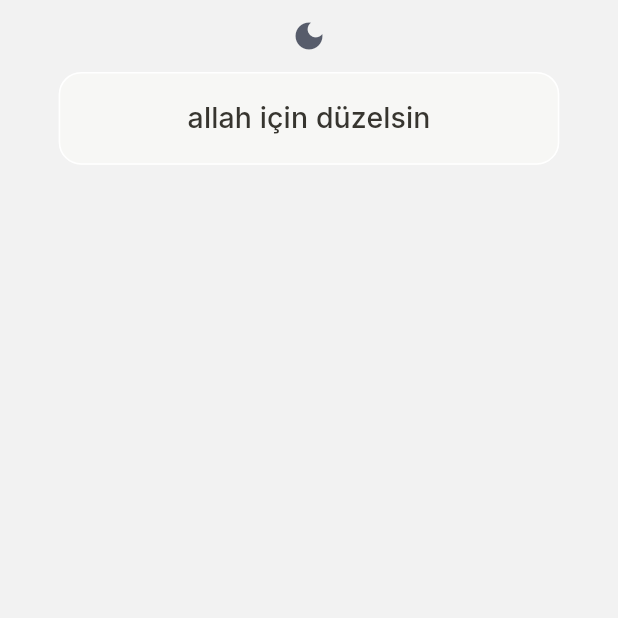
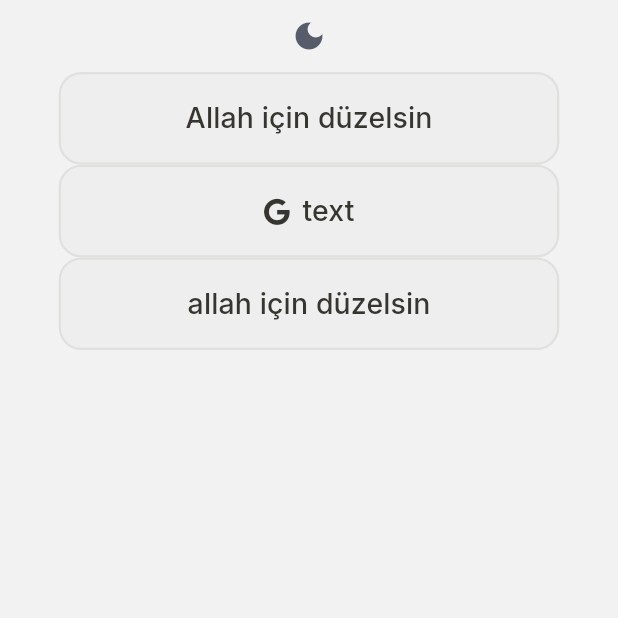
Before and after one commit to selinarslann/F-42-bootcamp, a Flutter app: the screen it shows after launch, after a tap on "geç", on a phone screen of 412 x 824 dp, the top half of it. Run offline on Flutter 3.47's test engine with Material 2 defaults, Android fonts, the phone set to English and light mode, and no system bars; our stand-ins replace font_awesome_flutter, google_fonts, shared_preferences.

Commit message:
"güncel componentli hali"

```diff
--- a/lib/main.dart
+++ b/lib/main.dart
@@ -19,18 +19,11 @@ class MainApp extends StatelessWidget {
 
   @override
   Widget build(BuildContext context) {
-
     return MaterialApp(
         debugShowCheckedModeBanner: false,
         theme: context.watch<ThemeChange>().getTheme ?? lightTheme,
         darkTheme: context.watch<ThemeChange>().getTheme ?? darkTheme,
         home: const SplashPageOne());
-
-    return const MaterialApp(
-      debugShowCheckedModeBanner: false,
-      home: LoginPage(), // Use SplashPageOne from renan branch
-    );
-
   }
 }
 
--- /dev/null
+++ b/lib/pages/components/icon_outlinedbutton.dart
@@ -0,0 +1,64 @@
+import 'package:flutter/material.dart';
+import 'package:google_fonts/google_fonts.dart';
+
+class IconOutlinedButton extends StatelessWidget {
+  const IconOutlinedButton(
+      {Key? key, this.onPressed, required this.text, required this.icon});
+
+  final void Function()? onPressed;
+  final String text;
+  final IconData icon;
+
+  @override
+  Widget build(BuildContext context) {
+    double mHeight = MediaQuery.of(context).size.height;
+    double mWidth = MediaQuery.of(context).size.width;
+
+    return OutlinedButton(
+      onPressed: onPressed,
+      style: ButtonStyle(
+        backgroundColor: MaterialStateProperty.all<Color>(
+          const Color.fromARGB(255, 238, 238, 238),
+        ),
+        surfaceTintColor: MaterialStateProperty.all<Color>(
+          const Color(0x00F7F7F5),
+        ),
+        side: MaterialStateProperty.all<BorderSide>(
+          const BorderSide(
+            color: Color(0xffE0E0DE), //Etraftaki çizgi rengi
+            width: 1.5,
+          ),
+        ),
+        shape: MaterialStateProperty.all<OutlinedBorder>(
+          RoundedRectangleBorder(
+            borderRadius: BorderRadius.circular(15),
+          ),
+        ),
+        fixedSize: MaterialStateProperty.all<Size>(
+          Size(mWidth * 0.81, mHeight * 0.075),
+        ),
+        overlayColor: MaterialStateProperty.all<Color>(
+          const Color(0xffC1D8C1), //Basılınca gerçekleşen animasyon rengi
+        ),
+      ),
+      child: Row(
+        mainAxisAlignment: MainAxisAlignment.center,
+        children: [
+          Icon(
+            icon, // İkonu burada değiştirebilirsiniz
+            color: const Color(0xff37352F), // İkonun rengi
+          ),
+          const SizedBox(
+              width: 8), // İkon ile metin arasında bir boşluk ekleyebilirsiniz
+          Text(
+            text,
+            style: GoogleFonts.inter(
+              color: const Color(0xff37352F), // Fontun rengi
+              fontSize: mHeight * 0.023,
+            ),
+          ),
+        ],
+      ),
+    );
+  }
+}
--- a/lib/pages/components/main_elevatedbutton.dart
+++ /dev/null
@@ -1,45 +0,0 @@
-import 'package:flutter/material.dart';
-import 'package:google_fonts/google_fonts.dart';
-
-class MainElevatedButton extends StatelessWidget {
-  const MainElevatedButton({super.key, this.onPressed, required this.text});
-
-  final void Function()? onPressed;
-
-  final String text;
-
-  @override
-  Widget build(BuildContext context) {
-    double mHeight = MediaQuery.of(context).size.height;
-    double mWidth = MediaQuery.of(context).size.width;
-
-    return OutlinedButton(
-      onPressed: onPressed,
-      style: ButtonStyle(
-        backgroundColor:
-            MaterialStateProperty.all<Color>(const Color(0xffF7F7F5)),
-        overlayColor: MaterialStateProperty.all<Color>(const Color(0xffC1D8C1)),
-        fixedSize: MaterialStateProperty.all<Size>(
-          Size(mWidth * 0.81, mHeight * 0.075),
-        ),
-        elevation: MaterialStateProperty.all<double>(0.0),
-        shape: MaterialStateProperty.all<OutlinedBorder>(
-          RoundedRectangleBorder(
-            borderRadius: BorderRadius.circular(15),
-            side: const BorderSide(
-                //! bu renk bozuk
-                color: Color.fromARGB(255, 205, 47, 47),
-                width: 0.4),
-          ),
-        ),
-      ),
-      child: Text(
-        text,
-        style: GoogleFonts.inter(
-          color: const Color(0xff37352F),
-          fontSize: mHeight * 0.023,
-        ),
-      ),
-    );
-  }
-}
--- /dev/null
+++ b/lib/pages/components/main_outlinedbutton.dart
@@ -0,0 +1,59 @@
+import 'package:flutter/material.dart';
+import 'package:google_fonts/google_fonts.dart';
+
+class MainOutlinedButton extends StatelessWidget {
+  const MainOutlinedButton({
+    super.key,
+    this.onPressed,
+    required this.text,
+    required this.textSize,
+  });
+
+  final void Function()? onPressed;
+
+  final String text;
+  final double textSize;
+
+// 0.023
+  @override
+  Widget build(BuildContext context) {
+    double mHeight = MediaQuery.of(context).size.height;
+    double mWidth = MediaQuery.of(context).size.width;
+
+    return OutlinedButton(
+      onPressed: onPressed,
+      style: ButtonStyle(
+        backgroundColor: MaterialStateProperty.all<Color>(
+          const Color.fromARGB(255, 238, 238, 238),
+        ),
+        surfaceTintColor: MaterialStateProperty.all<Color>(
+          const Color(0x00F7F7F5),
+        ),
+        side: MaterialStateProperty.all<BorderSide>(
+          const BorderSide(
+            color: Color(0xffE0E0DE), //Etraftaki çizgi rengi
+            width: 1.5,
+          ),
+        ),
+        shape: MaterialStateProperty.all<OutlinedBorder>(
+          RoundedRectangleBorder(
+            borderRadius: BorderRadius.circular(15),
+          ),
+        ),
+        fixedSize: MaterialStateProperty.all<Size>(
+          Size(mWidth * 0.81, mHeight * 0.075),
+        ),
+        overlayColor: MaterialStateProperty.all<Color>(
+          const Color(0xffC1D8C1), //Basılınca gerçekleşen animasyon rengi
+        ),
+      ),
+      child: Text(
+        text,
+        style: GoogleFonts.inter(
+          color: const Color(0xff37352F), //Fontun rengi
+          fontSize: mHeight * textSize,
+        ),
+      ),
+    );
+  }
+}
--- a/lib/pages/home_page.dart
+++ b/lib/pages/home_page.dart
@@ -1,6 +1,10 @@
 import 'package:flutter/material.dart';
+import 'package:font_awesome_flutter/font_awesome_flutter.dart';
+import 'package:google_fonts/google_fonts.dart';
 import 'package:provider/provider.dart';
-import 'package:thinktank/pages/components/main_elevatedbutton.dart';
+import 'package:thinktank/pages/components/icon_outlinedbutton.dart';
+import 'package:thinktank/pages/components/main_outlinedbutton.dart';
+import 'package:thinktank/pages/signPages/login_page.dart';
 import 'package:thinktank/theme/light_theme.dart';
 
 import '../providers/theme.dart';
@@ -12,6 +16,8 @@ class HomePage extends StatelessWidget {
 
   @override
   Widget build(BuildContext context) {
+    double mHeight = MediaQuery.of(context).size.height;
+    double mWidth = MediaQuery.of(context).size.width;
     return SafeArea(
       child: Scaffold(
         body: Center(
@@ -34,9 +40,58 @@ class HomePage extends StatelessWidget {
                       },
                       icon: const Icon(Icons.dark_mode),
                     ),
-              MainElevatedButton(
+              OutlinedButton(
+                onPressed: () {},
+                style: ButtonStyle(
+                  backgroundColor: MaterialStateProperty.all<Color>(
+                    const Color.fromARGB(255, 238, 238, 238),
+                  ),
+                  surfaceTintColor: MaterialStateProperty.all<Color>(
+                    const Color(0x00F7F7F5),
+                  ),
+                  side: MaterialStateProperty.all<BorderSide>(
+                    const BorderSide(
+                      color: Color(0xffE0E0DE), //Etraftaki çizgi rengi
+                      width: 1.5,
+                    ),
+                  ),
+                  shape: MaterialStateProperty.all<OutlinedBorder>(
+                    RoundedRectangleBorder(
+                      borderRadius: BorderRadius.circular(15),
+                    ),
+                  ),
+                  fixedSize: MaterialStateProperty.all<Size>(
+                    Size(mWidth * 0.81, mHeight * 0.075),
+                  ),
+                  overlayColor: MaterialStateProperty.all<Color>(
+                    const Color(
+                        0xffC1D8C1), //Basılınca gerçekleşen animasyon rengi
+                  ),
+                ),
+                child: Text(
+                  'Allah için düzelsin',
+                  style: GoogleFonts.inter(
+                    color: const Color(0xff37352F), //Fontun rengi
+                    fontSize: mHeight * 0.023,
+                  ),
+                ),
+              ),
+              IconOutlinedButton(
+                text: 'text',
+                onPressed: () {},
+                icon: FontAwesomeIcons.google,
+              ),
+              MainOutlinedButton(
                 text: 'allah için düzelsin',
-                onPressed: () {},
+                onPressed: () {
+                  Navigator.push(
+                    context,
+                    MaterialPageRoute(
+                      builder: (context) => const LoginPage(),
+                    ),
+                  );
+                },
+                textSize: 0.023,
               )
             ],
           ),
--- a/lib/pages/splashPages/splash_page_1.dart
+++ b/lib/pages/splashPages/splash_page_1.dart
@@ -1,6 +1,6 @@
 import 'package:flutter/material.dart';
 import 'package:google_fonts/google_fonts.dart';
-import 'package:thinktank/pages/components/main_elevatedbutton.dart';
+import 'package:thinktank/pages/components/main_outlinedbutton.dart';
 import 'package:thinktank/pages/home_page.dart';
 import 'package:thinktank/pages/splashPages/splash_page_2.dart';
 import 'package:thinktank/pages/splashPages/splash_page_3.dart';
@@ -59,7 +59,7 @@ class SplashPageOne extends StatelessWidget {
               // ! Hemen aşağıdaki 38 ve 10 değerleride mWidth ve mHeight tarzında yapılacak.
               padding:
                   const EdgeInsets.only(top: 8, bottom: 3, left: 38, right: 38),
-              child: MainElevatedButton(
+              child: MainOutlinedButton(
                 text: 'Devam et',
                 onPressed: () {
                   Navigator.push(
@@ -69,6 +69,7 @@ class SplashPageOne extends StatelessWidget {
                     ),
                   );
                 },
+                textSize: 0.023,
               ),
             ),
             TextButton(
```
